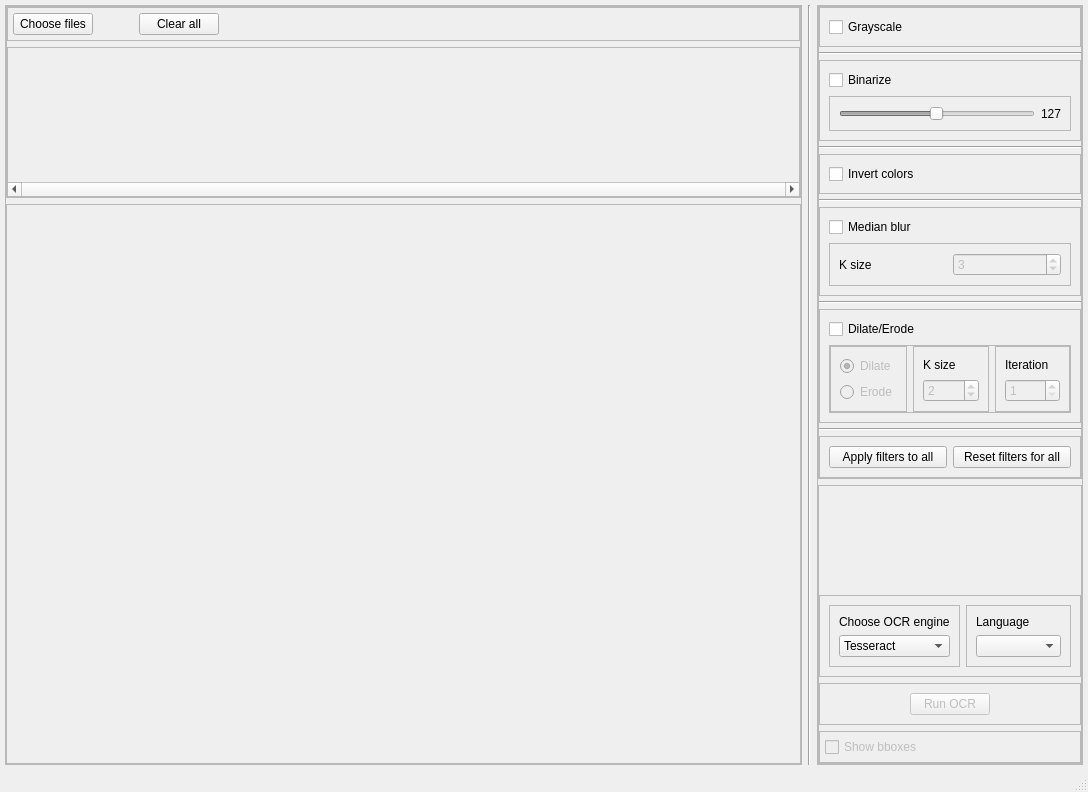
First picture: the form in src/ui/generated/mainwindow.ui, repository irakliskhirtladze/OCR_viewer, before the edit.
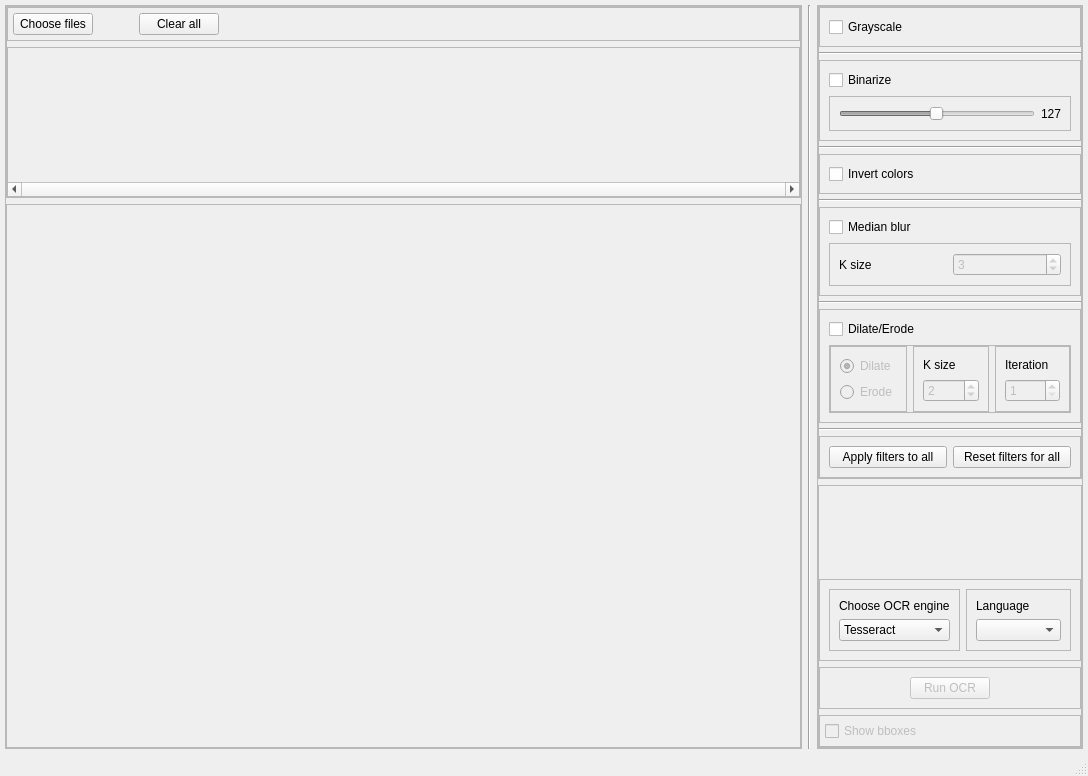
Second picture: the form after the edit. Custom widgets are drawn as their Qt base class.

The edit to the form file:
```diff
--- a/src/ui/generated/mainwindow.ui
+++ b/src/ui/generated/mainwindow.ui
@@ -7,7 +7,7 @@
     <x>0</x>
     <y>0</y>
     <width>1088</width>
-    <height>792</height>
+    <height>776</height>
    </rect>
   </property>
   <property name="windowTitle">
```
Left out of the diff: 4 changed lines with no effect on the pictures.
